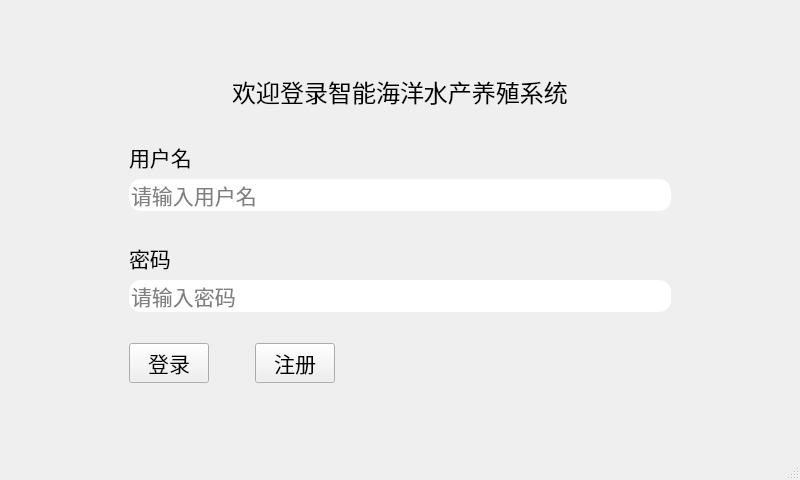
First picture: the form in login.ui, repository JinJieBeWater/oceanSystem, before the edit.
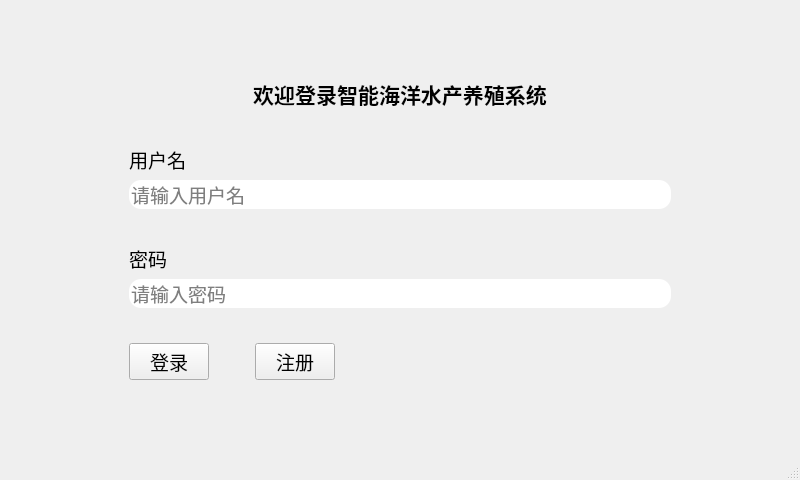
Second picture: the form after the edit. Icons and pictures are not drawn.

Commit message: ✨ feat(mainwin): 添加客户端连接管理功能，支持新客户端连接和指令发送；更新 UI 以显示连接信息和指令接收区域

Patch:
```diff
--- a/login.ui
+++ b/login.ui
@@ -66,8 +66,10 @@
           </property>
           <property name="font">
            <font>
-            <family>隶书</family>
-            <pointsize>18</pointsize>
+            <family>翩翩体-简</family>
+            <pointsize>16</pointsize>
+            <weight>75</weight>
+            <bold>true</bold>
            </font>
           </property>
           <property name="text">
@@ -116,8 +118,8 @@
             </property>
             <property name="font">
              <font>
-              <family>隶书</family>
-              <pointsize>16</pointsize>
+              <family>翩翩体-简</family>
+              <pointsize>14</pointsize>
              </font>
             </property>
             <property name="text">
@@ -135,8 +137,8 @@
             </property>
             <property name="font">
              <font>
-              <family>隶书</family>
-              <pointsize>16</pointsize>
+              <family>翩翩体-简</family>
+              <pointsize>14</pointsize>
              </font>
             </property>
             <property name="styleSheet">
@@ -200,8 +202,8 @@
             </property>
             <property name="font">
              <font>
-              <family>隶书</family>
-              <pointsize>16</pointsize>
+              <family>翩翩体-简</family>
+              <pointsize>14</pointsize>
              </font>
             </property>
             <property name="text">
@@ -219,8 +221,8 @@
             </property>
             <property name="font">
              <font>
-              <family>隶书</family>
-              <pointsize>16</pointsize>
+              <family>翩翩体-简</family>
+              <pointsize>14</pointsize>
              </font>
             </property>
             <property name="styleSheet">
@@ -285,8 +287,8 @@
           </property>
           <property name="font">
            <font>
-            <family>隶书</family>
-            <pointsize>16</pointsize>
+            <family>翩翩体-简</family>
+            <pointsize>14</pointsize>
            </font>
           </property>
           <property name="text">
@@ -314,8 +316,8 @@
          <widget class="QPushButton" name="signUpBtn">
           <property name="font">
            <font>
-            <family>隶书</family>
-            <pointsize>16</pointsize>
+            <family>翩翩体-简</family>
+            <pointsize>14</pointsize>
            </font>
           </property>
           <property name="text">
```
The commit also changes 3 other files.
